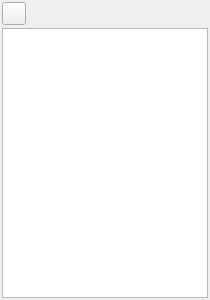
Qt form ui/comments_view.ui (zkovari/plotlyst) before a commit.
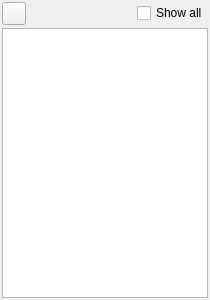
The same form after that commit.

Commit message: show comments on scene selection

What changed in the file:
```diff
--- a/ui/comments_view.ui
+++ b/ui/comments_view.ui
@@ -41,6 +41,8 @@
     <number>2</number>
    </property>
    <item>
+    <layout class="QHBoxLayout" name="horizontalLayout_2">
+     <item>
     <widget class="QToolButton" name="btnNewComment">
      <property name="cursor">
       <cursorShape>PointingHandCursor</cursorShape>
@@ -51,6 +53,28 @@
     </widget>
    </item>
    <item>
+      <spacer name="horizontalSpacer">
+       <property name="orientation">
+        <enum>Qt::Horizontal</enum>
+       </property>
+       <property name="sizeHint" stdset="0">
+        <size>
+         <width>40</width>
+         <height>20</height>
+        </size>
+       </property>
+      </spacer>
+     </item>
+     <item>
+      <widget class="QCheckBox" name="cbShowAll">
+       <property name="text">
+        <string>Show all</string>
+       </property>
+      </widget>
+     </item>
+    </layout>
+   </item>
+   <item>
     <widget class="QScrollArea" name="scrollArea">
      <property name="horizontalScrollBarPolicy">
       <enum>Qt::ScrollBarAlwaysOff</enum>
```
Left out of the diff: 2 changed lines with no effect on the pictures. Lines whose indentation alone changed are shown as unchanged. The commit also changes 3 other files.
